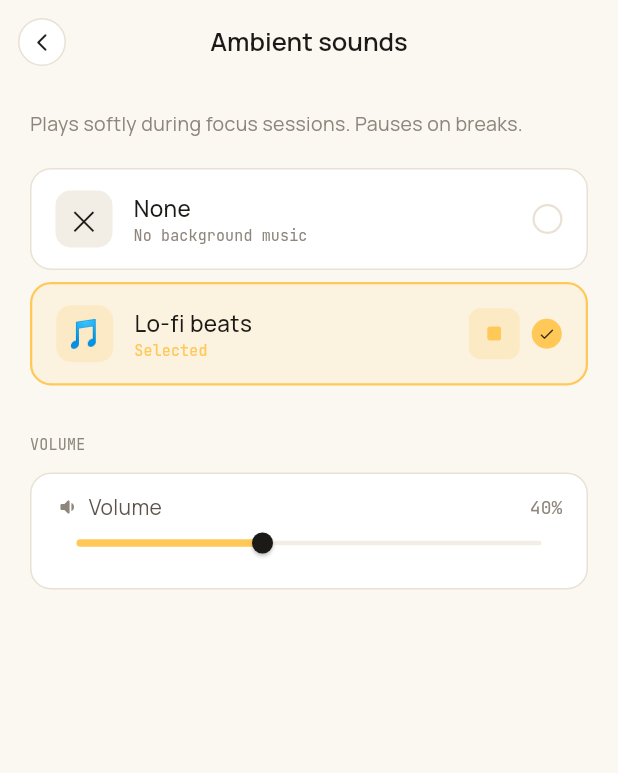
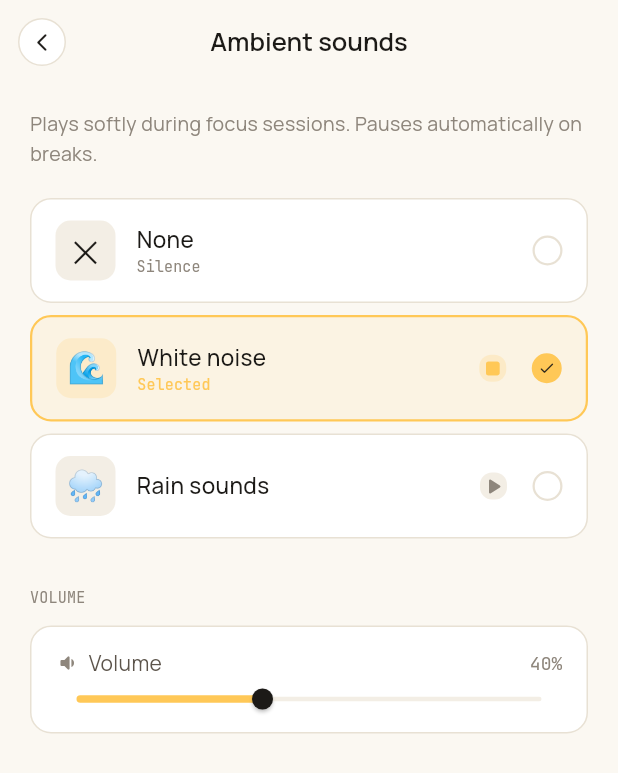
Before and after one commit to Hajorda/popodoro, a Flutter app: the BackgroundSoundScreen screen opened directly, after a tap on the "play arrow" icon, on a phone screen of 412 x 824 dp. Shown: the top 773 px of the screen. Run offline on Flutter 3.47's test engine with Material 3 defaults, Android fonts, the light colour scheme and no system bars; our stand-ins replace audioplayers, dio, shared_preferences, sqflite_common_ffi, supabase_flutter; missing offline and left inert: tray_manager, window_manager; accounts and stored records are empty; network calls fail.

Commit message:
feat: enhance background sound settings with download progress and caching functionality

```diff
--- a/lib/screens/settings/background_sound_screen.dart
+++ b/lib/screens/settings/background_sound_screen.dart
@@ -42,7 +42,6 @@ class _AppBar extends StatelessWidget implements PreferredSizeWidget {
       scrolledUnderElevation: 0,
       leading: GestureDetector(
         onTap: () async {
-          // Stop preview when leaving the screen.
           await context.read<BgMusicService>().stopPreview();
           if (context.mounted) Navigator.of(context).pop();
         },
@@ -88,9 +87,8 @@ class _Body extends StatelessWidget {
     return ListView(
       padding: const EdgeInsets.fromLTRB(20, 16, 20, 40),
       children: [
-        // Subtitle
         Text(
-          'Plays softly during focus sessions. Pauses on breaks.',
+          'Plays softly during focus sessions. Pauses automatically on breaks.',
           style: TextStyle(
             fontFamily: AppFonts.ui,
             fontSize: 13,
@@ -100,39 +98,51 @@ class _Body extends StatelessWidget {
         ),
         const SizedBox(height: 20),
 
-        // "None" option
+        // "None" tile
         _TrackTile(
           t: t,
           emoji: '✕',
           label: 'None',
-          subtitle: 'No background music',
+          subtitle: 'Silence',
           selected: selectedId.isEmpty,
           previewing: false,
+          downloading: false,
+          downloadProgress: null,
           onSelect: () async {
             await music.stopPreview();
             settings.bgSoundId = '';
           },
           onPreview: null,
         ),
-
         const SizedBox(height: 8),
 
         // Track tiles
         ...kBgTracks.map((track) {
           final isSelected = selectedId == track.id;
           final isPreviewing = music.isPreviewing && isSelected;
+          final isDownloading = music.isDownloading(track.id);
+          final progress = music.downloadProgress(track.id);
+
           return Padding(
             padding: const EdgeInsets.only(bottom: 8),
             child: _TrackTile(
               t: t,
               emoji: track.emoji,
               label: track.label,
-              subtitle: isSelected ? 'Selected' : null,
+              subtitle: isDownloading
+                  ? 'Downloading…'
+                  : isSelected
+                      ? 'Selected'
+                      : null,
               selected: isSelected,
               previewing: isPreviewing,
+              downloading: isDownloading,
+              downloadProgress: progress,
               onSelect: () async {
                 await music.stopPreview();
                 settings.bgSoundId = track.id;
+                // Pre-cache in background so the first play is instant.
+                unawaited(music.ensureCached(track.id));
               },
               onPreview: () async {
                 if (isPreviewing) {
@@ -148,7 +158,7 @@ class _Body extends StatelessWidget {
 
         const SizedBox(height: 24),
 
-        // Volume slider — only shown when a track is selected
+        // Volume card — only shown when a track is selected
         if (selectedId.isNotEmpty) ...[
           _SectionLabel(t: t, label: 'VOLUME'),
           const SizedBox(height: 12),
@@ -168,6 +178,8 @@ class _TrackTile extends StatelessWidget {
     required this.label,
     required this.selected,
     required this.previewing,
+    required this.downloading,
+    required this.downloadProgress,
     required this.onSelect,
     this.subtitle,
     this.onPreview,
@@ -179,36 +191,44 @@ class _TrackTile extends StatelessWidget {
   final String? subtitle;
   final bool selected;
   final bool previewing;
+  final bool downloading;
+  final double? downloadProgress; // null = indeterminate
   final VoidCallback onSelect;
   final VoidCallback? onPreview;
 
   @override
   Widget build(BuildContext context) {
     return GestureDetector(
-      onTap: onSelect,
+      onTap: downloading ? null : onSelect,
       child: AnimatedContainer(
         duration: const Duration(milliseconds: 150),
-        padding: const EdgeInsets.symmetric(horizontal: 16, vertical: 14),
         decoration: BoxDecoration(
-          color: selected ? t.pop.withValues(alpha: 0.12) : t.surface,
+          color: selected ? t.pop.withValues(alpha: 0.1) : t.surface,
           borderRadius: BorderRadius.circular(14),
           border: Border.all(
             color: selected ? t.pop : t.border,
             width: selected ? 1.5 : 1,
           ),
         ),
+        child: Column(
+          mainAxisSize: MainAxisSize.min,
+          children: [
+            Padding(
+              padding: const EdgeInsets.symmetric(horizontal: 16, vertical: 14),
               child: Row(
                 children: [
-            // Emoji icon
+                  // Emoji badge
                   Container(
-              width: 38,
-              height: 38,
+                    width: 40,
+                    height: 40,
                     decoration: BoxDecoration(
-                color: selected ? t.pop.withValues(alpha: 0.18) : t.surface2,
+                      color: selected
+                          ? t.pop.withValues(alpha: 0.18)
+                          : t.surface2,
                       borderRadius: BorderRadius.circular(10),
                     ),
                     child: Center(
-                child: Text(emoji, style: const TextStyle(fontSize: 18)),
+                      child: Text(emoji, style: const TextStyle(fontSize: 20)),
                     ),
                   ),
                   const SizedBox(width: 14),
@@ -234,7 +254,11 @@ class _TrackTile extends StatelessWidget {
                             style: TextStyle(
                               fontFamily: AppFonts.mono,
                               fontSize: 10,
-                        color: selected ? t.pop : t.ink3,
+                              color: downloading
+                                  ? t.ink3
+                                  : selected
+                                      ? t.pop
+                                      : t.ink3,
                               letterSpacing: 0.1,
                             ),
                           ),
@@ -242,32 +266,34 @@ class _TrackTile extends StatelessWidget {
                     ),
                   ),
 
-            // Preview button (only for actual tracks)
-            if (onPreview != null)
+                  // Preview / download-progress button
+                  if (onPreview != null) ...[
                     GestureDetector(
-                onTap: onPreview,
+                      onTap: downloading ? null : onPreview,
                       behavior: HitTestBehavior.opaque,
-                child: AnimatedContainer(
-                  duration: const Duration(milliseconds: 120),
-                  width: 34,
-                  height: 34,
-                  decoration: BoxDecoration(
-                    color: previewing
-                        ? t.pop.withValues(alpha: 0.2)
-                        : t.surface2,
-                    borderRadius: BorderRadius.circular(8),
-                  ),
-                  child: Icon(
-                    previewing ? Icons.stop_rounded : Icons.play_arrow_rounded,
-                    size: 18,
-                    color: previewing ? t.pop : t.ink3,
+                      child: SizedBox(
+                        width: 36,
+                        height: 36,
+                        child: AnimatedSwitcher(
+                          duration: const Duration(milliseconds: 180),
+                          child: downloading
+                              ? _DownloadingIcon(
+                                  key: const ValueKey('dl'),
+                                  progress: downloadProgress,
+                                  color: t.ink3,
+                                )
+                              : _PlayStopIcon(
+                                  key: const ValueKey('ps'),
+                                  t: t,
+                                  previewing: previewing,
                                 ),
                         ),
                       ),
+                    ),
+                    const SizedBox(width: 8),
+                  ],
 
-            const SizedBox(width: 8),
-
-            // Selection indicator
+                  // Selection circle
                   AnimatedContainer(
                     duration: const Duration(milliseconds: 150),
                     width: 20,
@@ -287,6 +313,63 @@ class _TrackTile extends StatelessWidget {
                 ],
               ),
             ),
+
+            // Thin download progress bar at the bottom of the tile
+            if (downloading)
+              ClipRRect(
+                borderRadius: const BorderRadius.vertical(
+                  bottom: Radius.circular(13),
+                ),
+                child: LinearProgressIndicator(
+                  value: downloadProgress, // null = indeterminate
+                  minHeight: 3,
+                  backgroundColor: t.surface2,
+                  valueColor: AlwaysStoppedAnimation<Color>(t.pop),
+                ),
+              ),
+          ],
+        ),
+      ),
+    );
+  }
+}
+
+class _DownloadingIcon extends StatelessWidget {
+  const _DownloadingIcon({super.key, required this.progress, required this.color});
+  final double? progress;
+  final Color color;
+
+  @override
+  Widget build(BuildContext context) {
+    return Padding(
+      padding: const EdgeInsets.all(9),
+      child: CircularProgressIndicator(
+        value: progress,
+        strokeWidth: 2,
+        color: color,
+      ),
+    );
+  }
+}
+
+class _PlayStopIcon extends StatelessWidget {
+  const _PlayStopIcon({super.key, required this.t, required this.previewing});
+  final AppTokens t;
+  final bool previewing;
+
+  @override
+  Widget build(BuildContext context) {
+    return AnimatedContainer(
+      duration: const Duration(milliseconds: 120),
+      decoration: BoxDecoration(
+        color: previewing ? t.pop.withValues(alpha: 0.2) : t.surface2,
+        borderRadius: BorderRadius.circular(8),
+      ),
+      child: Icon(
+        previewing ? Icons.stop_rounded : Icons.play_arrow_rounded,
+        size: 18,
+        color: previewing ? t.pop : t.ink3,
+      ),
     );
   }
 }
@@ -294,7 +377,8 @@ class _TrackTile extends StatelessWidget {
 // ── Volume slider ─────────────────────────────────────────────────────────────
 
 class _VolumeSlider extends StatelessWidget {
-  const _VolumeSlider({required this.t, required this.settings, required this.music});
+  const _VolumeSlider(
+      {required this.t, required this.settings, required this.music});
   final AppTokens t;
   final SettingsController settings;
   final BgMusicService music;
@@ -302,7 +386,7 @@ class _VolumeSlider extends StatelessWidget {
   @override
   Widget build(BuildContext context) {
     return Container(
-      padding: const EdgeInsets.fromLTRB(16, 12, 16, 16),
+      padding: const EdgeInsets.fromLTRB(16, 14, 16, 8),
       decoration: BoxDecoration(
         color: t.surface,
         borderRadius: BorderRadius.circular(14),
@@ -355,7 +439,6 @@ class _VolumeSlider extends StatelessWidget {
               max: 1,
               onChanged: (v) {
                 settings.bgVolume = v;
-                // Update the player volume in real time.
                 unawaited(music.setVolume(v));
               },
             ),
--- a/lib/services/bg_music_service.dart
+++ b/lib/services/bg_music_service.dart
@@ -1,40 +1,44 @@
 import 'dart:async';
+import 'dart:io';
 
 import 'package:audioplayers/audioplayers.dart';
+import 'package:dio/dio.dart';
 import 'package:flutter/foundation.dart';
+import 'package:path_provider/path_provider.dart';
 
 import '../controllers/settings_controller.dart';
 import '../controllers/timer_controller.dart';
 import '../models/pomodoro_state.dart';
 
 // ── Track catalogue ────────────────────────────────────────────────────────────
-// Add your R2 public URL below. Format: https://pub-XXXX.r2.dev/ or custom domain.
-// Each BgTrack maps an id (stored in prefs) to its stream URL.
-
-const _kR2Base = 'https://YOUR_R2_PUBLIC_URL/'; // ← replace with your R2 URL
 
 class BgTrack {
   const BgTrack({
     required this.id,
     required this.label,
     required this.emoji,
-    required this.filename,
+    required this.url,
   });
 
   final String id;
   final String label;
   final String emoji;
-  final String filename;
-
-  String get url => '$_kR2Base$filename';
+  final String url;
 }
 
-// ── Available tracks ──────────────────────────────────────────────────────────
-// Add more entries here as you upload more files to R2.
 const List<BgTrack> kBgTracks = [
-  BgTrack(id: 'lofi', label: 'Lo-fi beats', emoji: '🎵', filename: 'lofi.mp3'),
-  // BgTrack(id: 'rain', label: 'Rain', emoji: '🌧', filename: 'rain.mp3'),
-  // BgTrack(id: 'white_noise', label: 'White noise', emoji: '🌊', filename: 'white_noise.mp3'),
+  BgTrack(
+    id: 'white_noise',
+    label: 'White noise',
+    emoji: '🌊',
+    url: 'https://popodoro.ablt.dev/03-White-Noise-10min.mp3',
+  ),
+  BgTrack(
+    id: 'rain',
+    label: 'Rain sounds',
+    emoji: '🌧',
+    url: 'https://popodoro.ablt.dev/central_park_rain.mp3',
+  ),
 ];
 
 // ── Service ────────────────────────────────────────────────────────────────────
@@ -47,16 +51,31 @@ class BgMusicService extends ChangeNotifier {
 
   final SettingsController _settings;
   final AudioPlayer _player = AudioPlayer();
+  final Dio _dio = Dio(BaseOptions(
+    connectTimeout: const Duration(seconds: 15),
+    receiveTimeout: const Duration(minutes: 5),
+  ));
   TimerController? _timer;
 
-  String? _loadedUrl; // URL currently loaded / playing
+  // Download state (per track id).
+  final Map<String, double> _progress = {}; // 0.0–1.0 while downloading
+  final Map<String, CancelToken> _tokens = {};
+
+  // Playback state.
+  String? _loadedTrackId; // id of the track loaded in the player
   bool _isPlaying = false;
   bool _isSyncing = false;
   bool _pendingSync = false;
+  bool _previewing = false;
 
-  // True when a preview is active (ignores timer state).
-  bool _previewing = false;
+  // ── Public state ───────────────────────────────────────────────────────────
+
   bool get isPreviewing => _previewing;
+
+  /// Returns download progress (0–1) while the track is being cached, or null
+  /// if the track is already cached / not downloading.
+  double? downloadProgress(String id) => _progress[id];
+  bool isDownloading(String id) => _progress.containsKey(id);
 
   // ── Wiring ─────────────────────────────────────────────────────────────────
 
@@ -68,20 +87,84 @@ class BgMusicService extends ChangeNotifier {
     _requestSync();
   }
 
-  // ── Preview (play a track in settings without starting the timer) ───────────
+  // ── Preview API (settings screen) ─────────────────────────────────────────
 
   Future<void> previewTrack(String trackId) async {
     _previewing = true;
     notifyListeners();
     final track = kBgTracks.where((t) => t.id == trackId).firstOrNull;
     if (track == null) { _previewing = false; notifyListeners(); return; }
-    await _loadAndPlay(track.url, _settings.bgVolume);
+    await _loadAndPlay(track);
   }
 
   Future<void> stopPreview() async {
+    if (!_previewing) return;
     _previewing = false;
+    await _player.pause();
+    _isPlaying = false;
     notifyListeners();
-    _requestSync(); // hand back control to the timer-based logic
+    _requestSync(); // hand control back to timer logic
+  }
+
+  // ── Volume (called live from slider) ──────────────────────────────────────
+
+  Future<void> setVolume(double v) => _player.setVolume(v);
+
+  // ── Cache management ───────────────────────────────────────────────────────
+
+  /// Returns the local cached path for [track], downloading if needed.
+  /// Returns null on network / disk error.
+  Future<String?> ensureCached(String trackId) async {
+    final track = kBgTracks.where((t) => t.id == trackId).firstOrNull;
+    if (track == null) return null;
+    return _ensureCached(track);
+  }
+
+  Future<String?> _ensureCached(BgTrack track) async {
+    final file = await _cacheFile(track);
+    if (file.existsSync()) return file.path;
+
+    // Cancel any stale download for this track.
+    _tokens[track.id]?.cancel('superseded');
+    final token = CancelToken();
+    _tokens[track.id] = token;
+
+    _progress[track.id] = 0.0;
+    notifyListeners();
+
+    try {
+      await file.parent.create(recursive: true);
+      await _dio.download(
+        track.url,
+        file.path,
+        cancelToken: token,
+        onReceiveProgress: (received, total) {
+          if (total > 0) {
+            _progress[track.id] = received / total;
+            notifyListeners();
+          }
+        },
+      );
+      _progress.remove(track.id);
+      _tokens.remove(track.id);
+      notifyListeners();
+      return file.path;
+    } on DioException catch (e) {
+      _progress.remove(track.id);
+      _tokens.remove(track.id);
+      // Remove partial file so a retry starts fresh.
+      if (file.existsSync()) file.deleteSync();
+      notifyListeners();
+      if (e.type != DioExceptionType.cancel) {
+        debugPrint('[BgMusic] download error for ${track.id}: $e');
+      }
+      return null;
+    }
+  }
+
+  Future<File> _cacheFile(BgTrack track) async {
+    final dir = await getApplicationSupportDirectory();
+    return File('${dir.path}/bg_sounds/${track.id}.mp3');
   }
 
   // ── Internal sync ──────────────────────────────────────────────────────────
@@ -99,15 +182,13 @@ class BgMusicService extends ChangeNotifier {
   }
 
   Future<void> _sync() async {
-    // Let the preview logic handle things independently.
     if (_previewing) return;
 
     final id = _settings.bgSoundId;
     final track = kBgTracks.where((t) => t.id == id).firstOrNull;
-    final url = track?.url;
+    final timer = _timer;
 
-    final timer = _timer;
-    final shouldPlay = url != null &&
+    final shouldPlay = track != null &&
         timer != null &&
         timer.status == TimerStatus.running &&
         timer.phase == TimerPhase.focus;
@@ -120,26 +201,30 @@ class BgMusicService extends ChangeNotifier {
       return;
     }
 
-    if (url != _loadedUrl) {
-      await _loadAndPlay(url, _settings.bgVolume);
+    if (track.id != _loadedTrackId) {
+      await _loadAndPlay(track);
     } else if (!_isPlaying) {
       await _player.setVolume(_settings.bgVolume);
       await _player.resume();
       _isPlaying = true;
     } else {
-      // Already playing the right track. Keep volume in sync if it changed.
       await _player.setVolume(_settings.bgVolume);
     }
   }
 
-  Future<void> setVolume(double v) => _player.setVolume(v);
+  Future<void> _loadAndPlay(BgTrack track) async {
+    await _player.stop();
+    _isPlaying = false;
 
-  Future<void> _loadAndPlay(String url, double volume) async {
-    await _player.stop();
-    _loadedUrl = url;
-    _isPlaying = false;
-    await _player.setVolume(volume);
-    await _player.play(UrlSource(url));
+    final localPath = await _ensureCached(track);
+    if (localPath == null) return; // download failed
+
+    // Check if selection changed while we were downloading.
+    if (!_previewing && _settings.bgSoundId != track.id) return;
+
+    _loadedTrackId = track.id;
+    await _player.setVolume(_settings.bgVolume);
+    await _player.play(DeviceFileSource(localPath));
     _isPlaying = true;
   }
 
@@ -147,10 +232,15 @@ class BgMusicService extends ChangeNotifier {
 
   @override
   void dispose() {
+    for (final t in _tokens.values) {
+      t.cancel('disposed');
+    }
+    _tokens.clear();
     _settings.removeListener(_requestSync);
     _timer?.removeListener(_requestSync);
     unawaited(_player.stop());
     _player.dispose();
+    _dio.close();
     super.dispose();
   }
 }
--- a/pubspec.yaml
+++ b/pubspec.yaml
@@ -41,6 +41,7 @@ dependencies:
   sqflite_common_ffi: ^2.3.4
   path_provider: ^2.1.4
   path: ^1.9.1
+  dio: ^5.7.0
   supabase_flutter: ^2.8.4
 
 dev_dependencies:
```
Also changed, not shown: pubspec.lock. Lines whose indentation alone changed are shown as unchanged.
